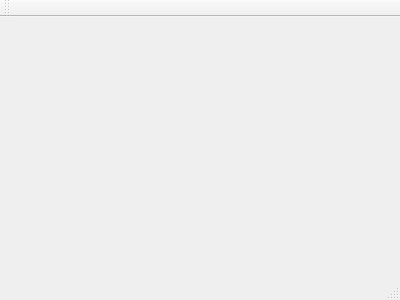
Before: the Qt Designer form mainwindow.ui in Normandez/ToDoList, drawn with Qt 5.
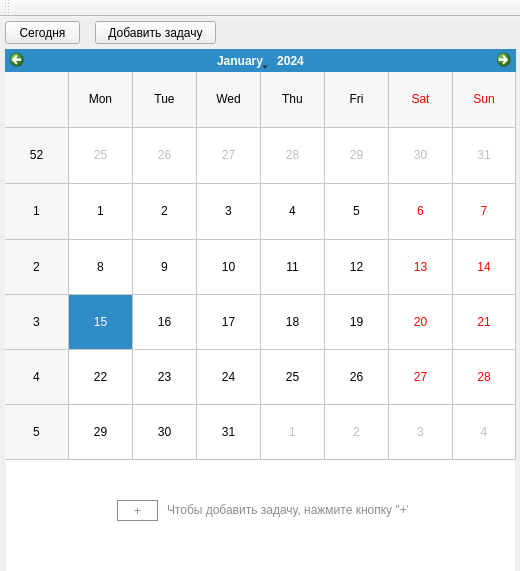
After: the same form once the commit is applied.

What changed in the file:
```diff
--- a/mainwindow.ui
+++ b/mainwindow.ui
@@ -1,24 +1,174 @@
 <ui version="4.0">
  <class>MainWindow</class>
- <widget class="QMainWindow" name="MainWindow" >
-  <property name="geometry" >
+ <widget class="QMainWindow" name="MainWindow">
+  <property name="geometry">
    <rect>
     <x>0</x>
     <y>0</y>
-    <width>400</width>
-    <height>300</height>
+    <width>520</width>
+    <height>571</height>
    </rect>
   </property>
   <property name="windowTitle" >
    <string>MainWindow</string>
   </property>
-  <widget class="QMenuBar" name="menuBar" />
-  <widget class="QToolBar" name="mainToolBar" />
-  <widget class="QWidget" name="centralWidget" />
-  <widget class="QStatusBar" name="statusBar" />
+  <widget class="QWidget" name="centralWidget">
+   <widget class="QCalendarWidget" name="calendarWidget">
+    <property name="geometry">
+     <rect>
+      <x>5</x>
+      <y>32</y>
+      <width>511</width>
+      <height>411</height>
+     </rect>
+    </property>
+    <property name="styleSheet">
+     <string notr="true"/>
+    </property>
+    <property name="gridVisible">
+     <bool>true</bool>
+    </property>
+    <property name="selectionMode">
+     <enum>QCalendarWidget::SingleSelection</enum>
+    </property>
+    <property name="horizontalHeaderFormat">
+     <enum>QCalendarWidget::ShortDayNames</enum>
+    </property>
+    <property name="verticalHeaderFormat">
+     <enum>QCalendarWidget::ISOWeekNumbers</enum>
+    </property>
+    <property name="navigationBarVisible">
+     <bool>true</bool>
+    </property>
+    <property name="dateEditEnabled">
+     <bool>true</bool>
+    </property>
+   </widget>
+   <widget class="QListView" name="listView">
+    <property name="geometry">
+     <rect>
+      <x>6</x>
+      <y>443</y>
+      <width>509</width>
+      <height>111</height>
+     </rect>
+    </property>
+    <property name="frameShape">
+     <enum>QFrame::NoFrame</enum>
+    </property>
+    <property name="frameShadow">
+     <enum>QFrame::Sunken</enum>
+    </property>
+    <property name="lineWidth">
+     <number>1</number>
+    </property>
+    <property name="midLineWidth">
+     <number>0</number>
+    </property>
+    <property name="verticalScrollBarPolicy">
+     <enum>Qt::ScrollBarAsNeeded</enum>
+    </property>
+    <property name="autoScroll">
+     <bool>false</bool>
+    </property>
+    <property name="textElideMode">
+     <enum>Qt::ElideRight</enum>
+    </property>
+   </widget>
+   <widget class="QPushButton" name="pushButtonAddTask_OnWidget">
+    <property name="geometry">
+     <rect>
+      <x>117</x>
+      <y>483</y>
+      <width>41</width>
+      <height>21</height>
+     </rect>
+    </property>
+    <property name="styleSheet">
+     <string notr="true">QPushButton{
+border:1px solid;
+border-color: rgb(140, 140, 140);
+color: rgb(140, 140, 140);
+}</string>
+    </property>
+    <property name="text">
+     <string>+</string>
+    </property>
+    <property name="autoDefault">
+     <bool>false</bool>
+    </property>
+    <property name="default">
+     <bool>false</bool>
+    </property>
+    <property name="flat">
+     <bool>false</bool>
+    </property>
+   </widget>
+   <widget class="QPushButton" name="pushButtonToday">
+    <property name="geometry">
+     <rect>
+      <x>5</x>
+      <y>4</y>
+      <width>75</width>
+      <height>23</height>
+     </rect>
+    </property>
+    <property name="text">
+     <string>Сегодня</string>
+    </property>
+   </widget>
+   <widget class="QPushButton" name="pushButtonAddTask_Main">
+    <property name="geometry">
+     <rect>
+      <x>95</x>
+      <y>4</y>
+      <width>121</width>
+      <height>23</height>
+     </rect>
+    </property>
+    <property name="text">
+     <string>Добавить задачу</string>
+    </property>
+   </widget>
+   <widget class="QLabel" name="label">
+    <property name="geometry">
+     <rect>
+      <x>167</x>
+      <y>477</y>
+      <width>241</width>
+      <height>31</height>
+     </rect>
+    </property>
+    <property name="styleSheet">
+     <string notr="true">QLabel{
+color: rgb(140, 140, 140);
+}</string>
+    </property>
+    <property name="text">
+     <string>Чтобы добавить задачу, нажмите кнопку &quot;+&quot;</string>
+    </property>
+   </widget>
+  </widget>
+  <widget class="QMenuBar" name="menuBar">
+   <property name="geometry">
+    <rect>
+     <x>0</x>
+     <y>0</y>
+     <width>520</width>
+     <height>21</height>
+    </rect>
+   </property>
+  </widget>
+  <widget class="QToolBar" name="mainToolBar">
+   <attribute name="toolBarArea">
+    <enum>TopToolBarArea</enum>
+   </attribute>
+   <attribute name="toolBarBreak">
+    <bool>false</bool>
+   </attribute>
+  </widget>
  </widget>
- <layoutDefault spacing="6" margin="11" />
- <pixmapfunction></pixmapfunction>
+ <layoutdefault spacing="6" margin="11"/>
  <resources/>
  <connections/>
 </ui>
```
Left out of the diff: 3 changed lines with no effect on the pictures.
